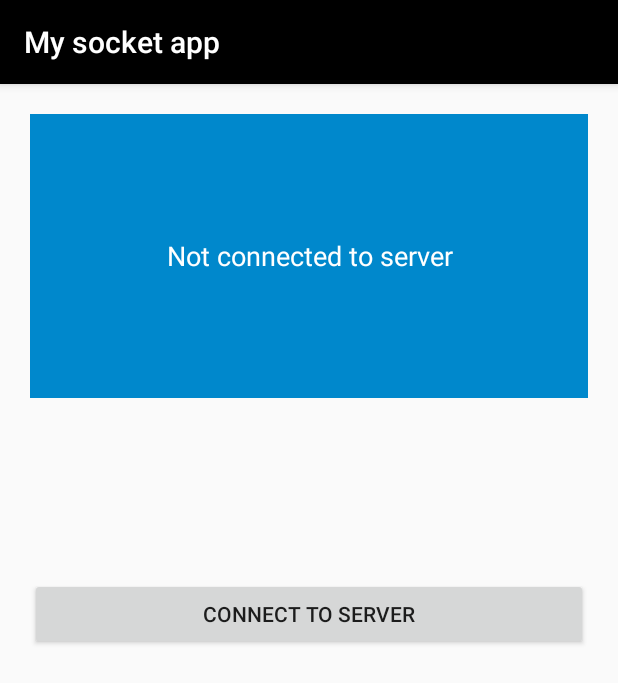
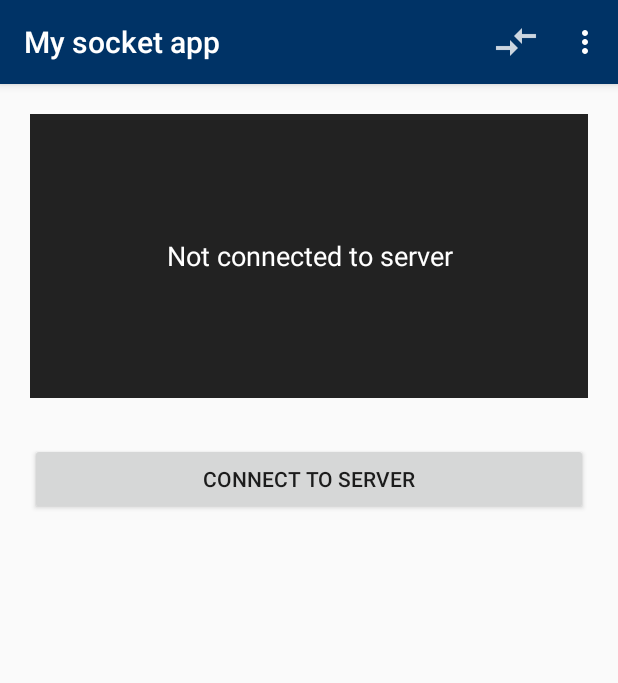
Before and after one commit to Tjx4/My-socket-app, an Android app: the screen it shows after launch (MainActivity), on a phone screen of 412 x 824 dp. Shown: the top 683 px of the screen. Run offline under Robolectric (Android 15) with nearby library versions, the phone set to English and light mode, and no system bars.

Commit message:
Added icons and changed actionbar color

```diff
--- a/app/src/main/res/layout/activity_main.xml
+++ b/app/src/main/res/layout/activity_main.xml
@@ -23,7 +23,7 @@
                 android:id="@+id/txtDisplay"
                 android:layout_width="match_parent"
                 android:layout_height="189dp"
-                android:background="@color/colorBlue"
+                android:background="@color/responseTxtBackgroundColor"
                 android:enabled="false"
                 android:ems="10"
                 android:inputType="textMultiLine"
@@ -40,9 +40,8 @@
 
                 <Button
                     android:id="@+id/btnConnect"
-                    android:layout_marginTop="90dp"
                     android:layout_width="match_parent"
-                    android:layout_height="wrap_content"
+                    android:layout_height="48dp"
                     android:onClick="onConnectButtonClicked"
                     android:text="@string/connect_to_server"/>
 
@@ -51,9 +50,12 @@
                     style="?android:attr/progressBarStyle"
                     android:visibility="invisible"
                     android:layout_width="wrap_content"
-                    android:layout_height="wrap_content"
+                    android:layout_height="38dp"
+                    android:layout_marginTop="1dp"
+                    android:layout_marginBottom="1dp"
                     android:layout_gravity="center"
                     android:indeterminate="true"
+                    android:elevation="3dp"
                     android:indeterminateDrawable="@drawable/loading_spinner"/>
             </FrameLayout>
 
--- /dev/null
+++ b/app/src/main/res/menu/main_menu.xml
@@ -0,0 +1,14 @@
+<?xml version="1.0" encoding="utf-8"?>
+<menu xmlns:android="http://schemas.android.com/apk/res/android"
+      xmlns:app="http://schemas.android.com/apk/res-auto">
+
+    <item
+          android:id="@+id/connect"
+          android:title="Connect"
+          android:icon="@drawable/connection_icon"
+          app:showAsAction="always" />
+    <item
+          android:id="@+id/quit"
+          android:title="Quit"
+          app:showAsAction="never" />
+</menu>
--- a/app/src/main/res/values/colors.xml
+++ b/app/src/main/res/values/colors.xml
@@ -1,7 +1,7 @@
 <?xml version="1.0" encoding="utf-8"?>
 <resources>
-    <color name="colorPrimary">#000000</color>
+    <color name="colorPrimary">#003366</color>
     <color name="colorPrimaryDark">#111111</color>
     <color name="colorAccent">#222222</color>
-    <color name="colorBlue">#0088cc</color>
+    <color name="responseTxtBackgroundColor">#222222</color>
 </resources>
```
Also changed, not shown: app/src/main/java/com/mysocketap/mysocketapp/Constants.java (added, +7 -0 lines), app/src/main/java/com/mysocketap/mysocketapp/MainActivity.java (+65 -24 lines), app/src/main/res/drawable-hdpi/connection_icon.png (added), app/src/main/res/drawable-mdpi/connection_icon.png (added), app/src/main/res/drawable-xhdpi/connection_icon.png (added), app/src/main/res/drawable-xxhdpi/connection_icon.png (added).
